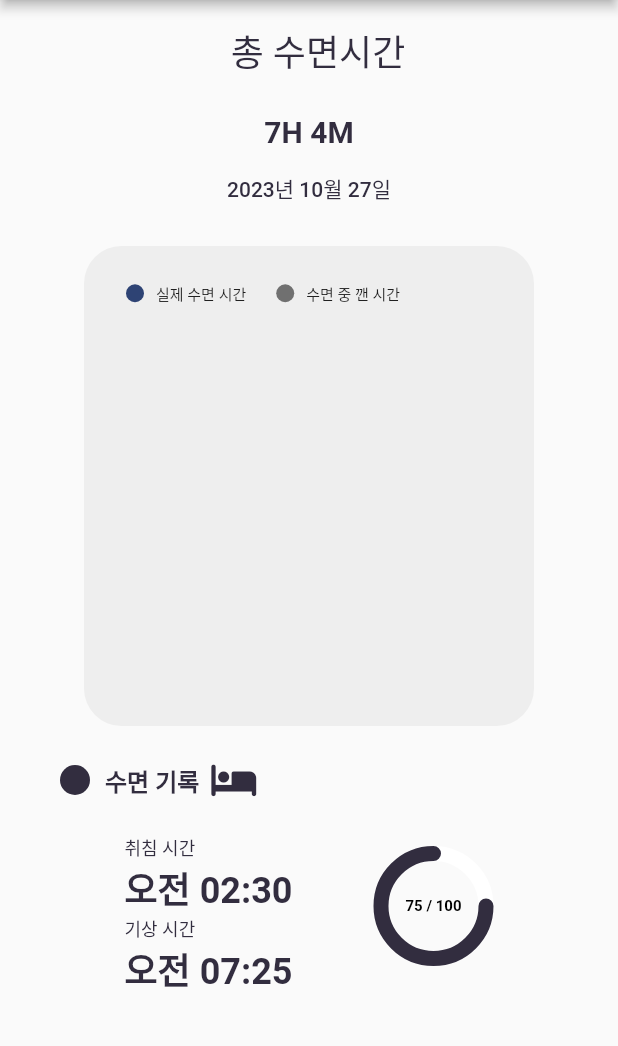
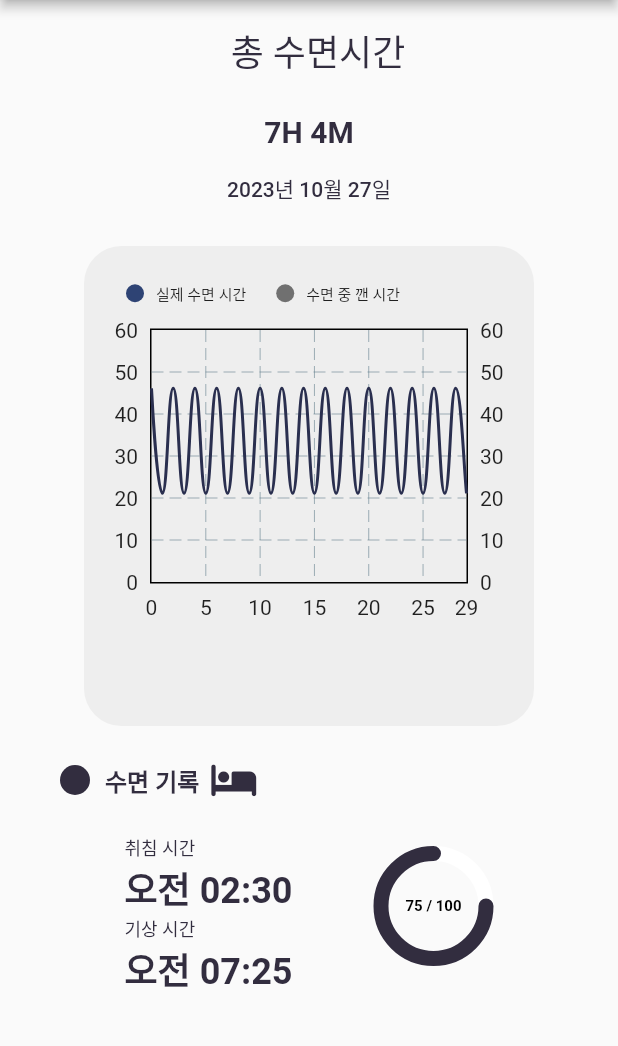
Before and after one commit to CreatorSean/JalJaYo_Client, a Flutter app: the SleepStateScreen screen opened directly, on a phone screen of 412 x 824 dp, the part 84-1130 px from its top. Run offline on Flutter 3.47's test engine with Material 2 defaults, Android fonts, the phone set to English and light mode, and no system bars; drawn by our look-alikes of fl_chart; our stand-ins replace flutter_animate, flutter_blue_plus, flutter_riverpod, font_awesome_flutter, go_router.

Commit message:
sleep_Line_Chart
차트 추가, 추후에 데이터 다시 넣어야함

```diff
--- a/lib/feature/sleep_analysis/view/sleep_state_screen.dart
+++ b/lib/feature/sleep_analysis/view/sleep_state_screen.dart
@@ -1,8 +1,8 @@
-import 'package:fl_chart/fl_chart.dart';
 import 'package:flutter/material.dart';
 import 'package:font_awesome_flutter/font_awesome_flutter.dart';
 import 'package:jaljayo/constants/gaps.dart';
 import 'package:jaljayo/constants/sizes.dart';
+import 'package:jaljayo/feature/sleep_analysis/widgets/sleep_linechart_widget.dart';
 import 'package:jaljayo/feature/sleep_analysis/widgets/sleep_piechart_widget.dart';
 
 class SleepStateScreen extends StatelessWidget {
@@ -121,6 +121,12 @@ class SleepStateScreen extends StatelessWidget {
                       ),
                     ],
                   ),
+                  Gaps.v16,
+                  SizedBox(
+                    height: 200,
+                    width: 400,
+                    child: SleepLineChart(),
+                  )
                 ],
               ),
             ),
--- /dev/null
+++ b/lib/feature/sleep_analysis/widgets/sleep_linechart_widget.dart
@@ -0,0 +1,99 @@
+import 'dart:math';
+
+import 'package:fl_chart/fl_chart.dart';
+import 'package:flutter/material.dart';
+
+class SleepLineChart extends StatefulWidget {
+  const SleepLineChart({
+    super.key,
+  });
+
+  @override
+  State<SleepLineChart> createState() => _SleepLineChartState();
+}
+
+class _SleepLineChartState extends State<SleepLineChart> {
+  final List<double> sleep_data = List.generate(
+    30,
+    (index) {
+      if (index % 2 == 0) {
+        return Random().nextDouble() * 10 + 45; // 45에서 55 사이의 난수 생성
+      } else {
+        return Random().nextDouble() * 10 + 20; // 20에서 30 사이의 난수 생성
+      }
+    },
+  );
+
+  final double plotSmoothness = 0.5;
+  final double plotWidth = 2;
+
+  List<FlSpot> generateSpotData({List<double>? accData}) {
+    List<FlSpot> rtnSpots = [];
+
+    if (accData == null) {
+      accData = [];
+      for (int i = 0; i < 100; i++) {
+        accData.add(Random().nextDouble() * 2 - 1.0);
+      }
+    }
+
+    for (int i = 0; i < accData.length; i++) {
+      rtnSpots.add(FlSpot(i.toDouble(), accData[i]));
+    }
+
+    return rtnSpots;
+  }
+
+  LineChartBarData generateLineChartBarData({
+    required List<FlSpot> spots,
+    required Color color,
+  }) {
+    return LineChartBarData(
+      color: color,
+      isStrokeJoinRound: true,
+      barWidth: plotWidth,
+      dotData: const FlDotData(
+        show: false,
+      ),
+      isCurved: true,
+      curveSmoothness: plotSmoothness,
+      spots: spots,
+    );
+  }
+
+  @override
+  Widget build(BuildContext context) {
+    return Container(
+      child: LineChart(
+        LineChartData(
+            clipData: const FlClipData.all(),
+            maxY: 60,
+            minY: 0,
+            baselineY: 0,
+            titlesData: const FlTitlesData(
+              show: true,
+              topTitles: AxisTitles(
+                sideTitles: SideTitles(
+                  showTitles: false,
+                ),
+              ),
+            ),
+            // gridData: FlGridData(
+            //   horizontalInterval: 1.0,
+            //   getDrawingHorizontalLine: (value) {
+            //     return const FlLine(
+            //       color: Colors.grey,
+            //       strokeWidth: 0.5,
+            //     );
+            //   },
+            // ),
+            lineBarsData: [
+              generateLineChartBarData(
+                spots: generateSpotData(accData: sleep_data),
+                color: const Color(0xff2A2F4F),
+              )
+            ]),
+      ),
+    );
+  }
+}
```
